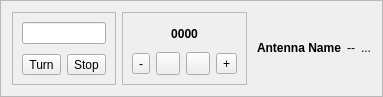
Above: mqt/MqtLogger/rotcontrolframe.ui from zsteva/backup-minos2 before the change. Below: the same form after it.
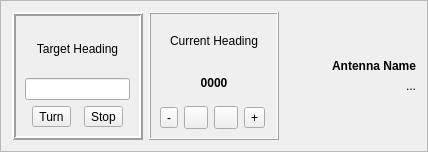
That is the form after the change.

The edit to the form file:
```diff
--- a/mqt/MqtLogger/rotcontrolframe.ui
+++ b/mqt/MqtLogger/rotcontrolframe.ui
@@ -6,8 +6,8 @@
    <rect>
     <x>0</x>
     <y>0</y>
-    <width>383</width>
-    <height>97</height>
+    <width>428</width>
+    <height>152</height>
    </rect>
   </property>
   <property name="windowTitle">
@@ -19,16 +19,31 @@
   <property name="frameShadow">
    <enum>QFrame::Raised</enum>
   </property>
-  <layout class="QHBoxLayout" name="horizontalLayout_4">
+  <layout class="QHBoxLayout" name="horizontalLayout_3">
    <item>
     <widget class="QFrame" name="frame">
      <property name="frameShape">
-      <enum>QFrame::StyledPanel</enum>
+      <enum>QFrame::Box</enum>
      </property>
      <property name="frameShadow">
       <enum>QFrame::Raised</enum>
      </property>
+     <property name="lineWidth">
+      <number>2</number>
+     </property>
+     <layout class="QVBoxLayout" name="verticalLayout_4">
+      <item>
      <layout class="QVBoxLayout" name="verticalLayout">
+        <item>
+         <widget class="QLabel" name="label_3">
+          <property name="text">
+           <string>Target Heading</string>
+          </property>
+          <property name="alignment">
+           <set>Qt::AlignCenter</set>
+          </property>
+         </widget>
+        </item>
       <item>
        <widget class="QLineEdit" name="BrgSt">
         <property name="sizePolicy">
@@ -48,18 +63,7 @@
         </property>
        </widget>
       </item>
-      <item>
-       <spacer name="verticalSpacer">
-        <property name="orientation">
-         <enum>Qt::Vertical</enum>
-        </property>
-        <property name="sizeHint" stdset="0">
-         <size>
-          <width>20</width>
-          <height>1</height>
-         </size>
-        </property>
-       </spacer>
+       </layout>
       </item>
       <item>
        <layout class="QHBoxLayout" name="horizontalLayout">
@@ -91,13 +95,28 @@
    <item>
     <widget class="QFrame" name="frame_2">
      <property name="frameShape">
-      <enum>QFrame::StyledPanel</enum>
+      <enum>QFrame::Box</enum>
      </property>
      <property name="frameShadow">
       <enum>QFrame::Raised</enum>
      </property>
+     <property name="lineWidth">
+      <number>1</number>
+     </property>
      <layout class="QVBoxLayout" name="verticalLayout_2">
       <item>
+       <layout class="QVBoxLayout" name="verticalLayout_5">
+        <item>
+         <widget class="QLabel" name="label_2">
+          <property name="text">
+           <string>Current Heading</string>
+          </property>
+          <property name="alignment">
+           <set>Qt::AlignCenter</set>
+          </property>
+         </widget>
+        </item>
+        <item>
        <widget class="QLabel" name="RotBrg">
         <property name="font">
          <font>
@@ -119,6 +138,8 @@
         </property>
        </widget>
       </item>
+       </layout>
+      </item>
       <item>
        <layout class="QHBoxLayout" name="horizontalLayout_2">
         <item>
@@ -166,19 +187,6 @@
      </layout>
     </widget>
    </item>
-   <item>
-    <spacer name="horizontalSpacer">
-     <property name="orientation">
-      <enum>Qt::Horizontal</enum>
-     </property>
-     <property name="sizeHint" stdset="0">
-      <size>
-       <width>0</width>
-       <height>20</height>
-      </size>
-     </property>
-    </spacer>
-   </item>
    <item>
     <layout class="QVBoxLayout" name="verticalLayout_3">
      <item>
@@ -195,8 +203,6 @@
       </spacer>
      </item>
      <item>
-      <layout class="QHBoxLayout" name="horizontalLayout_3">
-       <item>
         <widget class="QLabel" name="antennaName">
          <property name="font">
           <font>
@@ -207,15 +213,8 @@
          <property name="text">
           <string>Antenna Name</string>
          </property>
-        </widget>
-       </item>
-       <item>
-        <widget class="QLabel" name="label">
-         <property name="text">
-          <string>--</string>
-         </property>
          <property name="alignment">
-          <set>Qt::AlignCenter</set>
+        <set>Qt::AlignRight|Qt::AlignTrailing|Qt::AlignVCenter</set>
          </property>
         </widget>
        </item>
@@ -224,9 +223,10 @@
          <property name="text">
           <string>...</string>
          </property>
-        </widget>
-       </item>
-      </layout>
+       <property name="alignment">
+        <set>Qt::AlignRight|Qt::AlignTrailing|Qt::AlignVCenter</set>
+       </property>
+      </widget>
      </item>
      <item>
       <spacer name="verticalSpacer_3">
```
Left out of the diff: 16 changed lines with no effect on the pictures. Lines whose indentation alone changed are shown as unchanged.
